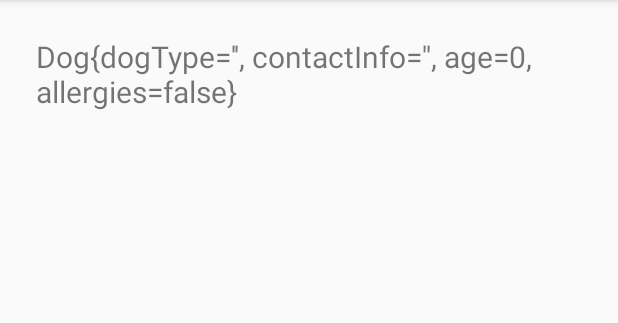
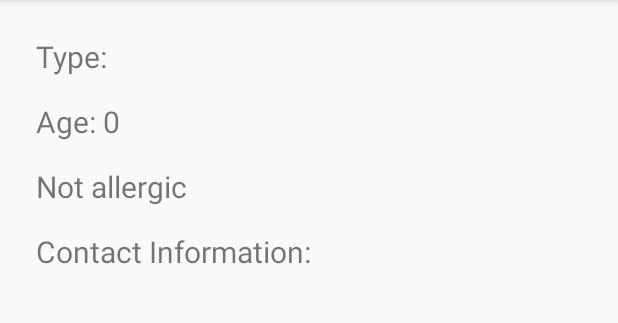
Before and after one commit to eaw2202/InClassAssignment05-EW, an Android app: the screen it shows after launch (Main2Activity), after a tap on "SUBMIT", on a phone screen of 412 x 824 dp, the part 84-407 px from its top. Run offline under Robolectric (Android 15) with nearby library versions, the phone set to English and light mode, and no system bars; 1 statement that could not run was skipped.

Commit message:
Commiting after completing project.

```diff
--- a/app/src/main/java/com/elysewarren/inclassassignment05_ew/Main2Activity.java
+++ b/app/src/main/java/com/elysewarren/inclassassignment05_ew/Main2Activity.java
@@ -1,14 +1,15 @@
 package com.elysewarren.inclassassignment05_ew;
 
 import android.content.Intent;
+import android.os.Bundle;
 import android.support.v7.app.AppCompatActivity;
-import android.os.Bundle;
 import android.widget.TextView;
 
 public class Main2Activity extends AppCompatActivity {
     private TextView textType;
     private TextView textAge;
     private TextView textInfo;
+    private TextView textAllergies;
 
     @Override
     protected void onCreate(Bundle savedInstanceState) {
@@ -17,13 +18,20 @@ public class Main2Activity extends AppCompatActivity {
         textType = (TextView) findViewById(R.id.display_dog_type);
         textAge = (TextView) findViewById(R.id.display_dog_age);
         textInfo = (TextView) findViewById(R.id.display_contact_info);
+        textAllergies = (TextView) findViewById(R.id.display_allergies);
 
 
         Intent intent = getIntent();
-        Dog dog= (Dog) intent.getSerializableExtra(Keys.DOG);
+        Dog dog = (Dog) intent.getSerializableExtra(Keys.DOG);
 
-        textType.setText(dog.toString());
+        textType.setText("Type: " + dog.getDogType());
+        textAge.setText("Age: " + String.valueOf(dog.getAge()));
+        textInfo.setText("Contact Information: " + dog.getContactInfo());
 
+        if (dog.isAllergies())
+            textAllergies.setText("Is allergic");
+        else
+            textAllergies.setText("Not allergic");
     }
 
 
--- a/app/src/main/res/layout/activity_main2.xml
+++ b/app/src/main/res/layout/activity_main2.xml
@@ -20,6 +20,11 @@
         android:id="@+id/display_dog_age"
         style="@style/editText"
         />
+
+    <TextView
+        android:id="@+id/display_allergies"
+        style="@style/editText" />
+
     <TextView
         android:id="@+id/display_contact_info"
         style="@style/editText"
```
Also changed, not shown: 1 other file.
